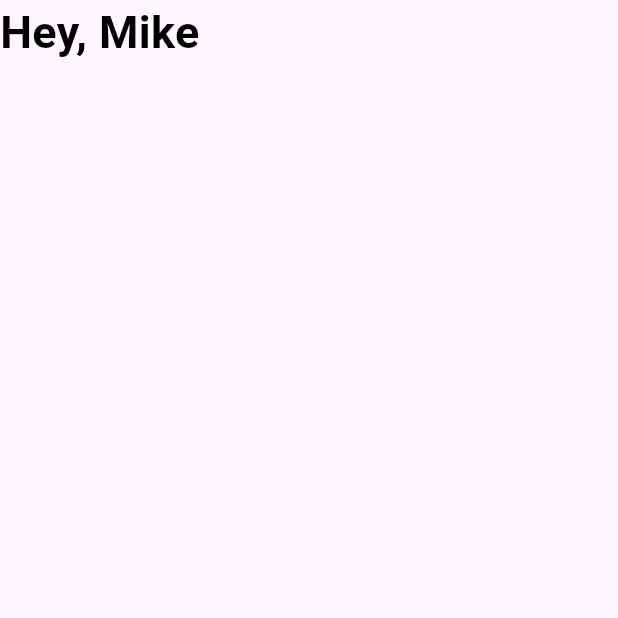
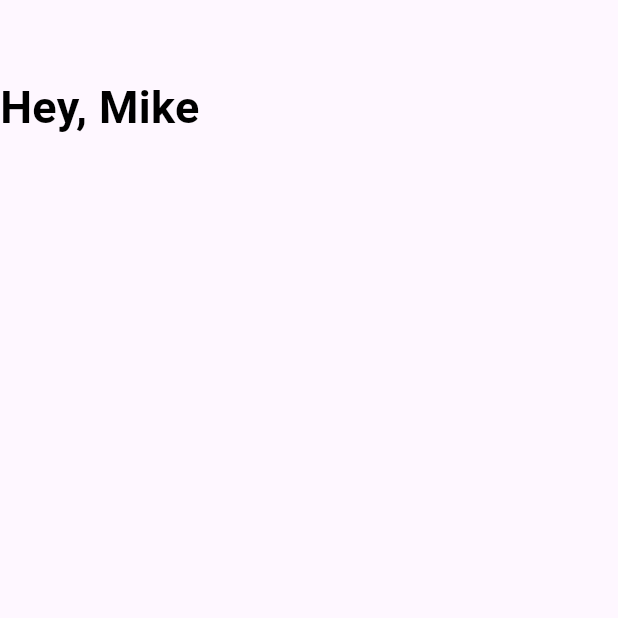
Before and after one commit to Odhi-ambo/flutter_api_delivery_app, a Flutter app: the HomePage screen opened directly, on a phone screen of 412 x 824 dp, the top half of it. Run offline on Flutter 3.47's test engine with Material 3 defaults, Android fonts, the phone set to English and light mode, and no system bars.

Commit message:
initial commit homepage

```diff
--- a/lib/pages/home_page.dart
+++ b/lib/pages/home_page.dart
@@ -12,7 +12,8 @@ class _HomePageState extends State<HomePage> {
   Widget build(BuildContext context) {
     return Scaffold(
       body: Container(
-        child: Column(
+        margin: const EdgeInsets.only(top: 50),
+        child: const Column(
           children: [
             Text(
               "Hey, Mike",
```
